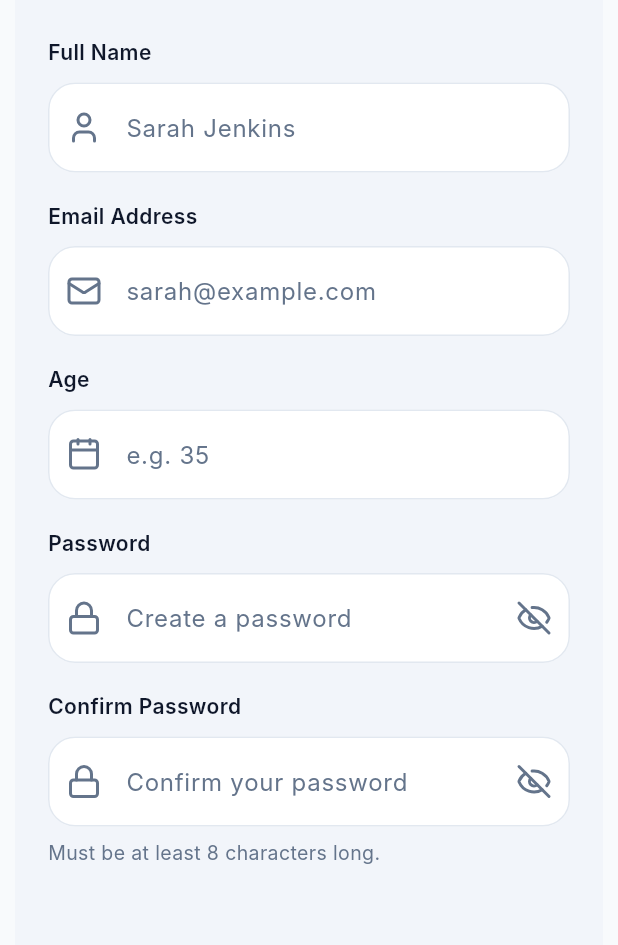
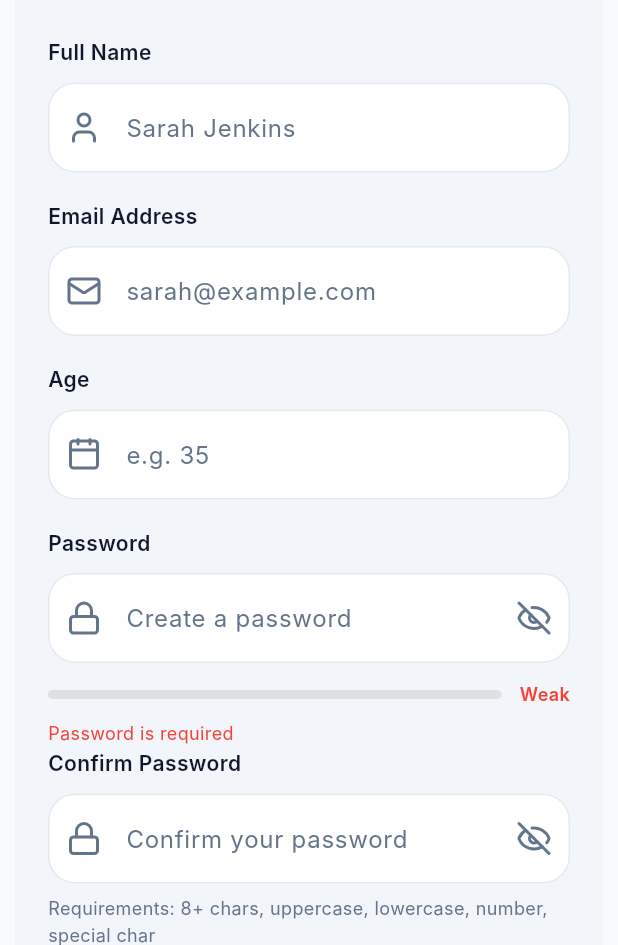
Before and after one commit to shina-wq/daily-dose-mobile, a Flutter app: the RegisterScreen screen opened by its route, on a phone screen of 412 x 824 dp, the part 291-1236 px from its top. Run offline on Flutter 3.47's test engine with Material 3 defaults, Android fonts, the phone set to English and light mode, and no system bars; our stand-ins replace cloud_firestore, firebase_auth, firebase_core, flutter_local_notifications, flutter_lucide, flutter_riverpod and 3 more; accounts and stored records are empty; generated files the repository leaves out were written again; network calls fail; Roboto replaces fonts that are missing (Inter).

Commit message:
strengthen form validation

```diff
--- /dev/null
+++ b/lib/core/utils/password_validator.dart
@@ -0,0 +1,72 @@
+/// Password strength levels
+enum PasswordStrength { weak, fair, good, strong }
+
+/// Validates password strength and provides feedback
+class PasswordValidator {
+  static const int _minLength = 8;
+
+  /// Check if password meets all requirements
+  static bool isValid(String password) {
+    return password.length >= _minLength &&
+        _hasUppercase(password) &&
+        _hasLowercase(password) &&
+        _hasNumber(password) &&
+        _hasSpecialChar(password);
+  }
+
+  /// Get password strength level
+  static PasswordStrength getStrength(String password) {
+    if (password.isEmpty) return PasswordStrength.weak;
+
+    int score = 0;
+
+    // Length check (0-2 points)
+    if (password.length >= _minLength) score++;
+    if (password.length >= 12) score++;
+
+    // Character variety (0-3 points)
+    if (_hasLowercase(password)) score++;
+    if (_hasUppercase(password)) score++;
+    if (_hasNumber(password)) score++;
+    if (_hasSpecialChar(password)) score++;
+
+    if (score <= 2) return PasswordStrength.weak;
+    if (score <= 4) return PasswordStrength.fair;
+    if (score <= 5) return PasswordStrength.good;
+    return PasswordStrength.strong;
+  }
+
+  /// Get strength percentage (0-100)
+  static int getStrengthPercent(String password) {
+    if (password.isEmpty) return 0;
+
+    int score = 0;
+    int maxScore = 6;
+
+    if (password.length >= _minLength) score++;
+    if (password.length >= 12) score++;
+    if (_hasLowercase(password)) score++;
+    if (_hasUppercase(password)) score++;
+    if (_hasNumber(password)) score++;
+    if (_hasSpecialChar(password)) score++;
+
+    return ((score / maxScore) * 100).toInt();
+  }
+
+  /// Get validation error message
+  static String? getValidationError(String password) {
+    if (password.isEmpty) return 'Password is required';
+    if (password.length < _minLength) return 'At least 8 characters required';
+    if (!_hasLowercase(password)) return 'Add lowercase letters';
+    if (!_hasUppercase(password)) return 'Add uppercase letters';
+    if (!_hasNumber(password)) return 'Add numbers';
+    if (!_hasSpecialChar(password)) return 'Add special characters (!@#\$%^&*)';
+    return null;
+  }
+
+  static bool _hasLowercase(String s) => s.contains(RegExp(r'[a-z]'));
+  static bool _hasUppercase(String s) => s.contains(RegExp(r'[A-Z]'));
+  static bool _hasNumber(String s) => s.contains(RegExp(r'\d'));
+  static bool _hasSpecialChar(String s) =>
+      s.contains(RegExp('[!@#\$%^&*()_+\\-=\\[\\]{};:\'",.<>?/\\\\|`~]'));
+}
--- /dev/null
+++ b/lib/core/widgets/password_strength_indicator.dart
@@ -0,0 +1,87 @@
+import 'package:flutter/material.dart';
+import '../utils/password_validator.dart';
+import '../theme/app_colors.dart';
+
+class PasswordStrengthIndicator extends StatelessWidget {
+  final String password;
+
+  const PasswordStrengthIndicator({
+    Key? key,
+    required this.password,
+  }) : super(key: key);
+
+  @override
+  Widget build(BuildContext context) {
+    final strength = PasswordValidator.getStrength(password);
+    final percent = PasswordValidator.getStrengthPercent(password);
+    final error = PasswordValidator.getValidationError(password);
+
+    return Column(
+      crossAxisAlignment: CrossAxisAlignment.start,
+      children: [
+        Row(
+          children: [
+            Expanded(
+              child: ClipRRect(
+                borderRadius: BorderRadius.circular(4),
+                child: LinearProgressIndicator(
+                  value: percent / 100,
+                  minHeight: 6,
+                  backgroundColor: Colors.grey[300],
+                  valueColor: AlwaysStoppedAnimation<Color>(
+                    _getStrengthColor(strength),
+                  ),
+                ),
+              ),
+            ),
+            const SizedBox(width: 12),
+            Text(
+              _getStrengthLabel(strength),
+              style: TextStyle(
+                fontSize: 12,
+                fontWeight: FontWeight.w600,
+                color: _getStrengthColor(strength),
+              ),
+            ),
+          ],
+        ),
+        if (error != null) ...[
+          const SizedBox(height: 8),
+          Text(
+            error,
+            style: const TextStyle(
+              fontSize: 12,
+              color: Colors.red,
+            ),
+          ),
+        ],
+      ],
+    );
+  }
+
+  Color _getStrengthColor(PasswordStrength strength) {
+    switch (strength) {
+      case PasswordStrength.weak:
+        return Colors.red;
+      case PasswordStrength.fair:
+        return Colors.orange;
+      case PasswordStrength.good:
+        return Colors.amber;
+      case PasswordStrength.strong:
+        return Colors.green;
+    }
+  }
+
+  String _getStrengthLabel(PasswordStrength strength) {
+    switch (strength) {
+      case PasswordStrength.weak:
+        return 'Weak';
+      case PasswordStrength.fair:
+        return 'Fair';
+      case PasswordStrength.good:
+        return 'Good';
+      case PasswordStrength.strong:
+        return 'Strong';
+    }
+  }
+}
--- a/lib/features/auth/screens/login_screen.dart
+++ b/lib/features/auth/screens/login_screen.dart
@@ -2,6 +2,7 @@ import 'package:flutter/material.dart' hide Icons;
 import 'package:flutter_riverpod/flutter_riverpod.dart';
 
 import '../../../core/utils/token_storage.dart';
+import '../../../core/utils/password_validator.dart';
 import '../../../core/providers/storage_provider.dart';
 import '../../../services/auth_service.dart';
 import '../providers/auth_controller.dart';
--- a/lib/features/auth/screens/register_screen.dart
+++ b/lib/features/auth/screens/register_screen.dart
@@ -3,7 +3,9 @@ import 'package:flutter_riverpod/flutter_riverpod.dart';
 
 import '../providers/auth_controller.dart';
 import '../../../core/utils/token_storage.dart';
+import '../../../core/utils/password_validator.dart';
 import '../../../core/providers/storage_provider.dart';
+import '../../../core/widgets/password_strength_indicator.dart';
 
 import '../../../core/navigation/app_router.dart';
 import '../../../core/theme/app_icons.dart';
@@ -27,6 +29,15 @@ class _RegisterScreenState extends ConsumerState<RegisterScreen> {
 	final TextEditingController _passwordController = TextEditingController();
 	final TextEditingController _confirmController = TextEditingController();
 	final TextEditingController _ageController = TextEditingController();
+
+	@override
+	void initState() {
+		super.initState();
+		// Rebuild when password changes to update strength indicator
+		_passwordController.addListener(() {
+			setState(() {});
+		});
+	}
 
 	@override
 	void dispose() {
@@ -146,11 +157,8 @@ class _RegisterScreenState extends ConsumerState<RegisterScreen> {
 														hintText: 'Create a password',
 														prefixIcon: Icons.lock_outline_rounded,
 														obscureText: _obscurePassword,
-														validator: (v) {
-															if (v == null || v.isEmpty) return 'Password is required';
-															if (v.length < 8) return 'Password must be at least 8 characters';
-															return null;
-														},
+														onChanged: (_) => setState(() {}),
+														validator: (v) => PasswordValidator.getValidationError(v ?? ''),
 														suffixIcon: IconButton(
 															onPressed: () {
 																setState(() => _obscurePassword = !_obscurePassword);
@@ -163,7 +171,13 @@ class _RegisterScreenState extends ConsumerState<RegisterScreen> {
 																),
 															),
 														),
-													const SizedBox(height: 18),
+													const SizedBox(height: 12),
+													Padding(
+														padding: const EdgeInsets.symmetric(horizontal: 0),
+														child: PasswordStrengthIndicator(
+															password: _passwordController.text,
+														),
+													),
 													AuthFormField(
 														label: 'Confirm Password',
 														controller: _confirmController,
@@ -190,9 +204,9 @@ class _RegisterScreenState extends ConsumerState<RegisterScreen> {
 														),
 													const SizedBox(height: 8),
 													const Text(
-														'Must be at least 8 characters long.',
+														'Requirements: 8+ chars, uppercase, lowercase, number, special char',
 														style: TextStyle(
-															fontSize: 13,
+															fontSize: 12,
 															color: AppColors.textSecondary,
 														),
 													),
--- a/lib/features/auth/widgets/auth_form_field.dart
+++ b/lib/features/auth/widgets/auth_form_field.dart
@@ -13,6 +13,7 @@ class AuthFormField extends StatelessWidget {
 		this.suffixIcon,
 		this.controller,
 		this.validator,
+		this.onChanged,
 	});
 
 	final String label;
@@ -23,6 +24,7 @@ class AuthFormField extends StatelessWidget {
 	final Widget? suffixIcon;
 	final TextEditingController? controller;
 	final String? Function(String?)? validator;
+	final void Function(String)? onChanged;
 
 	@override
 	Widget build(BuildContext context) {
@@ -42,8 +44,7 @@ class AuthFormField extends StatelessWidget {
 					controller: controller,
 					keyboardType: keyboardType,
 					obscureText: obscureText,
-					validator: validator,
-					decoration: InputDecoration(
+					validator: validator,				onChanged: onChanged,					decoration: InputDecoration(
 						hintText: hintText,
 						hintStyle: const TextStyle(color: AppColors.textSecondary),
 						prefixIcon: Icon(prefixIcon, color: AppColors.textSecondary),
```
Also changed, not shown: lib/app.dart (+12 -0 lines), lib/core/utils/token_manager.dart (added, +72 -0 lines), lib/services/api_service.dart (+28 -0 lines).
